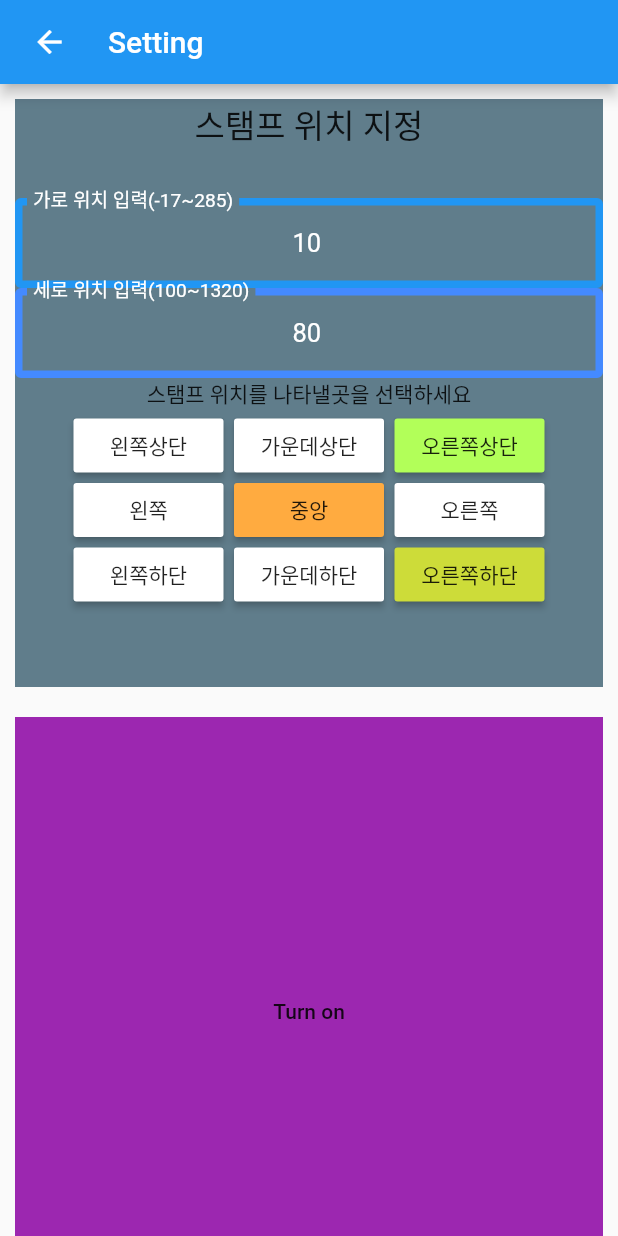
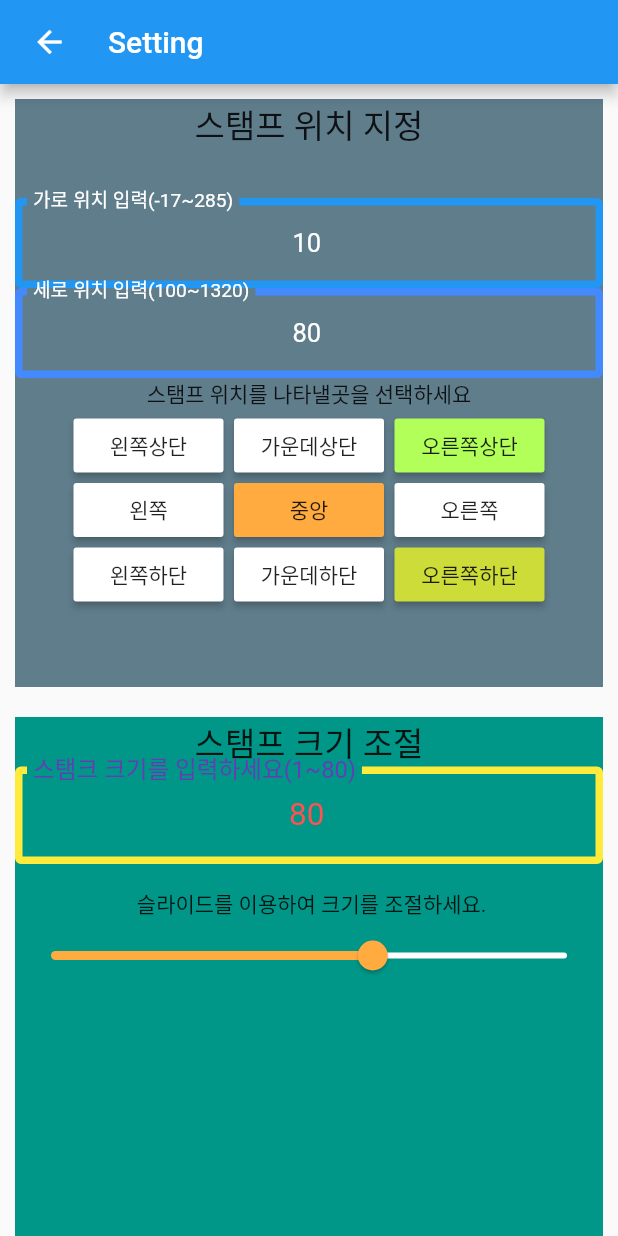
Before and after one commit to comdori-wj/Flutter-Camera-App-StampShot, a Flutter app: the Camera screen opened directly with empty values, after a tap on the "settings" icon, after a tap on "스탬프 사진 설정", on a phone screen of 412 x 824 dp. Run offline on Flutter 3.47's test engine with Material 2 defaults, Android fonts, the phone set to English and light mode, and no system bars; our stand-ins replace camera, flutter_native_admob, flutter_screenutil, fluttertoast, image_picker, package_info and 3 more; missing offline and left inert: ext_storage, firebase_admob, flutter_better_camera, torch, torch_compat; accounts and stored records are empty.

Commit message:
2.1.5
스탬프 이미지 크기 조절 기능 연구 / 앱 버전 상향 /

```diff
--- a/lib/screens/camera.dart
+++ b/lib/screens/camera.dart
@@ -266,7 +266,8 @@ class CameraState extends State<Camera> with WidgetsBindingObserver {
                   imagePath: path,
                   stamp: widget.stamp2,
                   right: rig.text,
-                  height: hei.text),
+                  height: hei.text,
+                  size: size1,),
               ),
             );
           } catch (e) {
--- a/lib/screens/setting.dart
+++ b/lib/screens/setting.dart
@@ -10,15 +10,20 @@ import 'package:StampShot/screens/Previewscreen.dart';
 import 'package:flutter/services.dart';
 import 'package:flutter/src/rendering/box.dart';
 import 'package:flutter/src/rendering/object.dart';
-import 'package:torch_compat/torch_compat.dart';
+//import 'package:torch_compat/torch_compat.dart';
 
 var rig = TextEditingController(text: '10'); //가로 위치 입력 변수
 var hei = TextEditingController(text: '80'); //세로 위치 입력 변수 100
+var size = TextEditingController(text: '80'); //스탬프 크기 입력 변수
+double size1 = 50.0;
 
 
+class setting extends StatefulWidget {
+@override
+  settingState createState() => new settingState();
+}
 
-class setting extends StatelessWidget {
-
+class settingState extends State<setting>{
 
   @override
   Widget build(BuildContext context) {
@@ -85,15 +90,37 @@ class setting extends StatelessWidget {
             ),
             Container( //스탬프 크기
               width: 100,height: 9999300,
-              color: Colors.purple,
-              child: new MaterialButton(onPressed: () => TorchCompat.turnOff(), child: Text('Turn on'),),
+              color: Colors.teal,
+              child: Column(
+                children: <Widget>[
+                  Text('스탬프 크기 조절', style: TextStyle(fontSize: 22)),
+                  TextField(decoration: InputDecoration(labelText: '스탬크 크기를 입력하세요(1~80)', labelStyle: TextStyle(color: Colors.deepPurple),
+                      enabledBorder: OutlineInputBorder(borderSide: BorderSide(color: Colors.yellow, width: 5.0))), keyboardType: TextInputType.number, textAlign: TextAlign.center,
+                    style: TextStyle(fontSize: 21, color: Colors.redAccent), controller: size),
+                  Text('\n 슬라이드를 이용하여 크기를 조절하세요.'),
+                  Slider(
+                    value: size1,
+                    min: 0,
+                    max: 80,
+                    divisions: 80,
+                    activeColor: Colors.orangeAccent,
+                    inactiveColor: Colors.white,
+                    label: '현재 크기는: '+size1.round().toString(),
+                    onChanged: (double siz){
+                      setState(() {
+                        size1 = siz;
+                        //size1=siz.roundToDouble();
+                        print(size1);
+                      });
+                    },
+                  )
+                ],
+              ),
             ),
           ],
         )
-
     ),
     );
-
   }
 }
 
--- a/pubspec.yaml
+++ b/pubspec.yaml
@@ -11,7 +11,7 @@ description: A new Flutter application.
 # In iOS, build-name is used as CFBundleShortVersionString while build-number used as CFBundleVersion.
 # Read more about iOS versioning at
 # https://developer.apple.com/library/archive/documentation/General/Reference/InfoPlistKeyReference/Articles/CoreFoundationKeys.html
-version: 2.1.3+2
+version: 2.1.5+1
 
 environment:
   sdk: ">=2.2.0 <3.0.0"
```
Also changed, not shown: lib/screens/Previewscreen.dart (+17 -7 lines).
